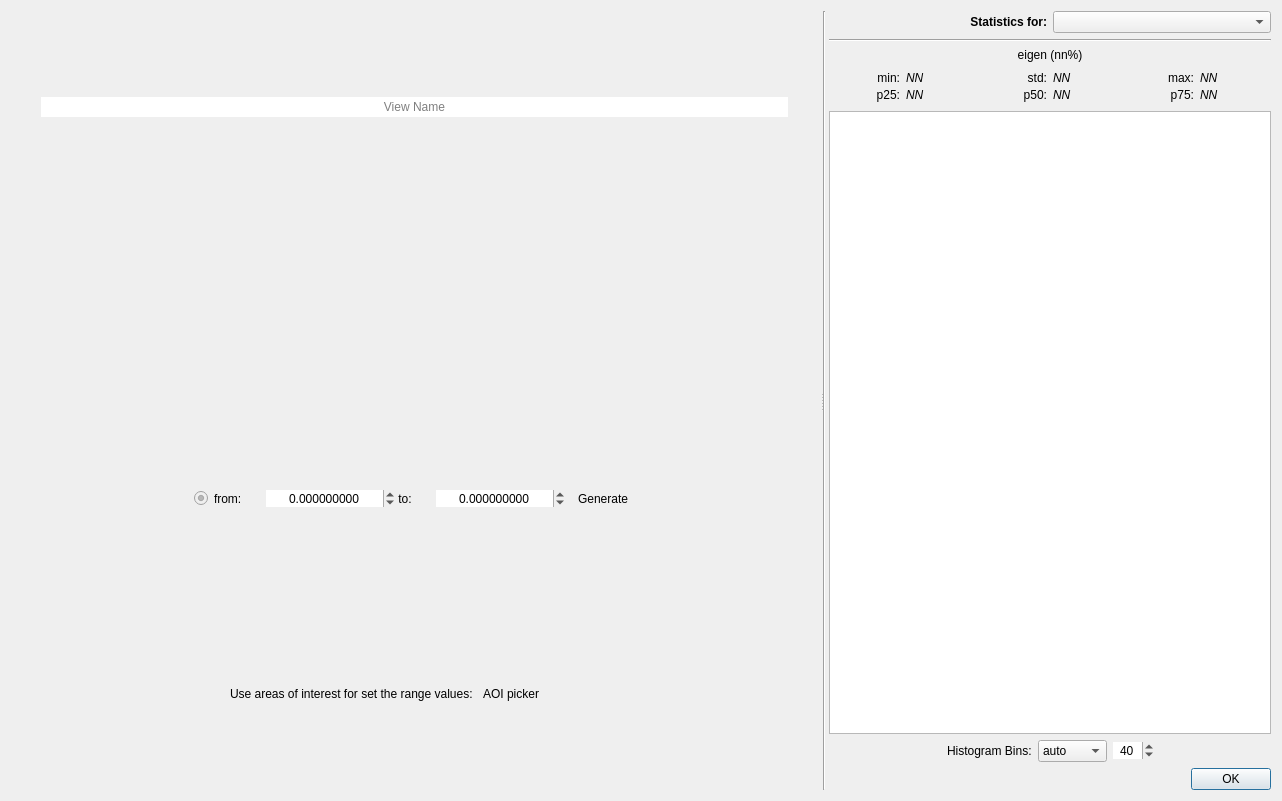
Before: the Qt Designer form ui/component_analysis_dialog.ui in SMByC/PCA4CD, drawn with Qt 5.
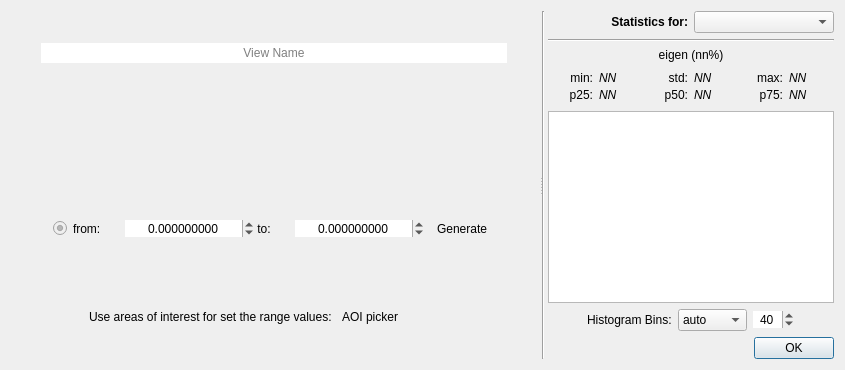
After: the same form once the commit is applied. Icons and pictures are not drawn. Custom widgets are drawn as their Qt base class.

Commit message: UI sizes adjusted

The edit to the form file:
```diff
--- a/ui/component_analysis_dialog.ui
+++ b/ui/component_analysis_dialog.ui
@@ -2,14 +2,6 @@
 <ui version="4.0">
  <class>ViewWidget</class>
  <widget class="QWidget" name="ViewWidget">
-  <property name="geometry">
-   <rect>
-    <x>0</x>
-    <y>0</y>
-    <width>1282</width>
-    <height>801</height>
-   </rect>
-  </property>
   <property name="windowTitle">
    <string>Component Analysis</string>
   </property>
@@ -710,7 +702,14 @@
            </widget>
           </item>
           <item>
-           <widget class="PlotWidget" name="HistogramPlot"/>
+           <widget class="PlotWidget" name="HistogramPlot">
+            <property name="minimumSize">
+             <size>
+              <width>0</width>
+              <height>100</height>
+             </size>
+            </property>
+           </widget>
           </item>
           <item>
            <widget class="QWidget" name="widget_4" native="true">
```
The commit also changes 5 other files.
